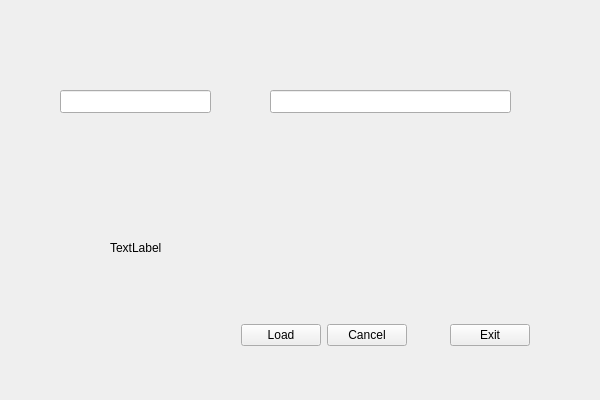
This is QtWidgetstr.ui in lichss/tr-v-procerunner as Qt 5 draws it before an edit. The edited form follows.
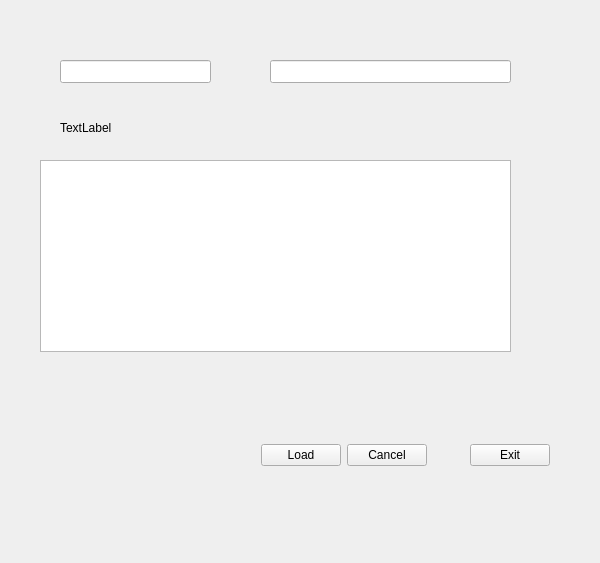
This is the edited form.

What changed in the file:
```diff
--- a/QtWidgetstr.ui
+++ b/QtWidgetstr.ui
@@ -7,7 +7,7 @@
     <x>0</x>
     <y>0</y>
     <width>600</width>
-    <height>400</height>
+    <height>563</height>
    </rect>
   </property>
   <property name="windowTitle">
@@ -16,8 +16,8 @@
   <widget class="QWidget" name="horizontalLayoutWidget">
    <property name="geometry">
     <rect>
-     <x>230</x>
-     <y>310</y>
+     <x>250</x>
+     <y>430</y>
      <width>311</width>
      <height>51</height>
     </rect>
@@ -63,7 +63,7 @@
    <property name="geometry">
     <rect>
      <x>60</x>
-     <y>90</y>
+     <y>60</y>
      <width>151</width>
      <height>23</height>
     </rect>
@@ -73,7 +73,7 @@
    <property name="geometry">
     <rect>
      <x>270</x>
-     <y>90</y>
+     <y>60</y>
      <width>241</width>
      <height>23</height>
     </rect>
@@ -82,8 +82,8 @@
   <widget class="QLabel" name="label">
    <property name="geometry">
     <rect>
-     <x>110</x>
-     <y>240</y>
+     <x>60</x>
+     <y>120</y>
      <width>68</width>
      <height>15</height>
     </rect>
@@ -92,6 +92,16 @@
     <string>TextLabel</string>
    </property>
   </widget>
+  <widget class="QListWidget" name="listWidget">
+   <property name="geometry">
+    <rect>
+     <x>40</x>
+     <y>160</y>
+     <width>471</width>
+     <height>192</height>
+    </rect>
+   </property>
+  </widget>
  </widget>
  <layoutdefault spacing="6" margin="11"/>
  <resources>
```
